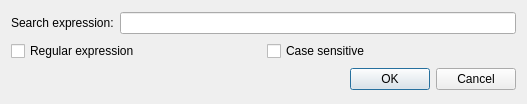
The window that SearchWidget.ui (MrMontag/yata) describes before a commit, drawn with Qt 5.
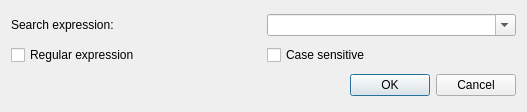
The same window after the commit.

Commit message: Search: store search history and use the history for autocomplete on the text search

Diff of the .ui file:
```diff
--- a/SearchWidget.ui
+++ b/SearchWidget.ui
@@ -7,7 +7,7 @@
     <x>0</x>
     <y>0</y>
     <width>527</width>
-    <height>104</height>
+    <height>112</height>
    </rect>
   </property>
   <property name="windowTitle">
@@ -24,7 +24,14 @@
       </widget>
      </item>
      <item>
-      <widget class="QLineEdit" name="lineEdit_search"/>
+      <widget class="QComboBox" name="comboBox_search">
+       <property name="editable">
+        <bool>true</bool>
+       </property>
+       <property name="insertPolicy">
+        <enum>QComboBox::NoInsert</enum>
+       </property>
+      </widget>
      </item>
     </layout>
    </item>
```
The commit also changes 6 other files.
